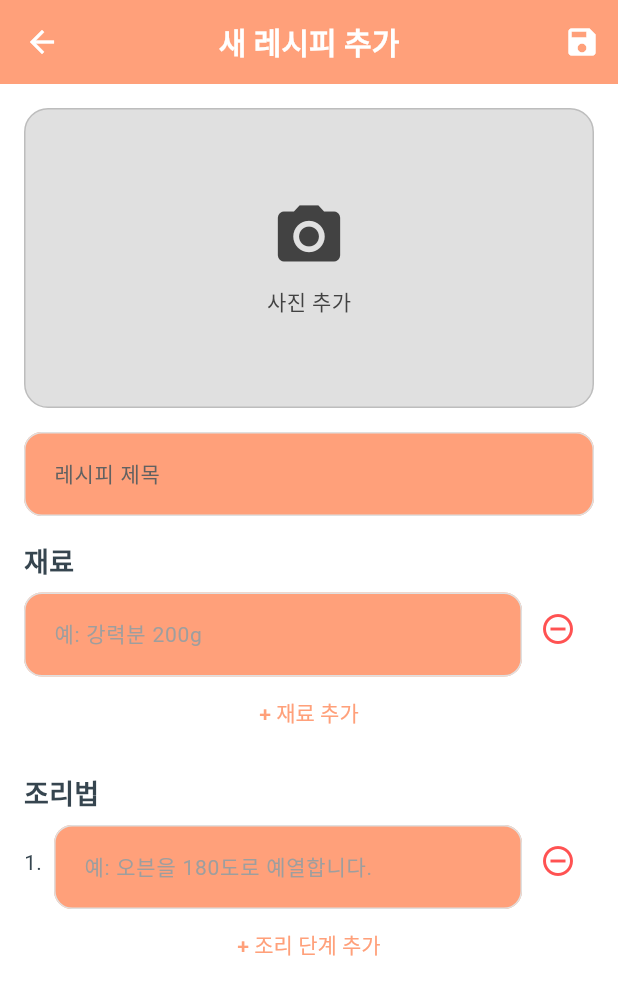
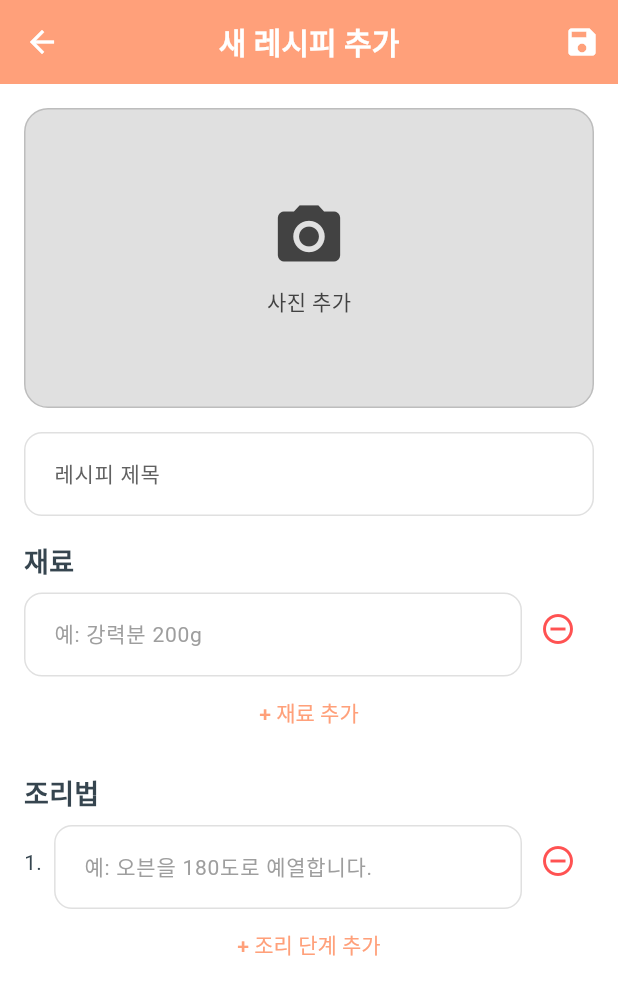
Before and after one commit to kdh4501/dr_bread_app, a Flutter app: the screen it shows once a user with an empty profile is signed in, after a tap on the "add" icon, on a phone screen of 412 x 824 dp. Shown: the top 995 px of the screen. Run offline on Flutter 3.47's test engine with Material 3 defaults, Android fonts, the light colour scheme and no system bars; our stand-ins replace bloc, cached_network_image, cloud_firestore, equatable, firebase_auth, firebase_core and 8 more; missing offline and left inert: firebase_app_check; accounts and stored records are empty.

Commit message:
fix 레시피 추가에서 입력창의 배경색 문제로 AppTheme의 inputDecorationTeme의 fillColor 수정

```diff
--- a/lib/features/recipe/presentation/screens/main_recipe_list_screen.dart
+++ b/lib/features/recipe/presentation/screens/main_recipe_list_screen.dart
@@ -131,6 +131,8 @@ class _MainRecipeListScreenState extends State<MainRecipeListScreen> {
               hintText: '레시피 검색...',
               hintStyle: textTheme.bodyMedium?.copyWith(color: colorScheme.onPrimary.withOpacity(0.7)),
               border: InputBorder.none, // 테두리 없음
+              filled: true, // 배경색 채우기 활성화
+              fillColor: colorScheme.primary,
               prefixIcon: Icon(Icons.search, color: colorScheme.onPrimary),
               suffixIcon: _searchController.text.isNotEmpty
                   ? IconButton(
--- a/lib/theme/app_theme.dart
+++ b/lib/theme/app_theme.dart
@@ -118,7 +118,7 @@ ThemeData bbangbaksaTheme = ThemeData(
   ),
   inputDecorationTheme: InputDecorationTheme( // 입력 필드 테마
     filled: true, // 배경색 채우기 활성화
-    fillColor: const Color(0xFFFFA07A),
+    fillColor: Colors.white,
     hoverColor: Colors.grey.shade100, // 호버 시 색상
     focusColor: const Color(0xFFFFA07A), // 포커스 시 색상
     border: OutlineInputBorder( // 기본 테두리 스타일
```
